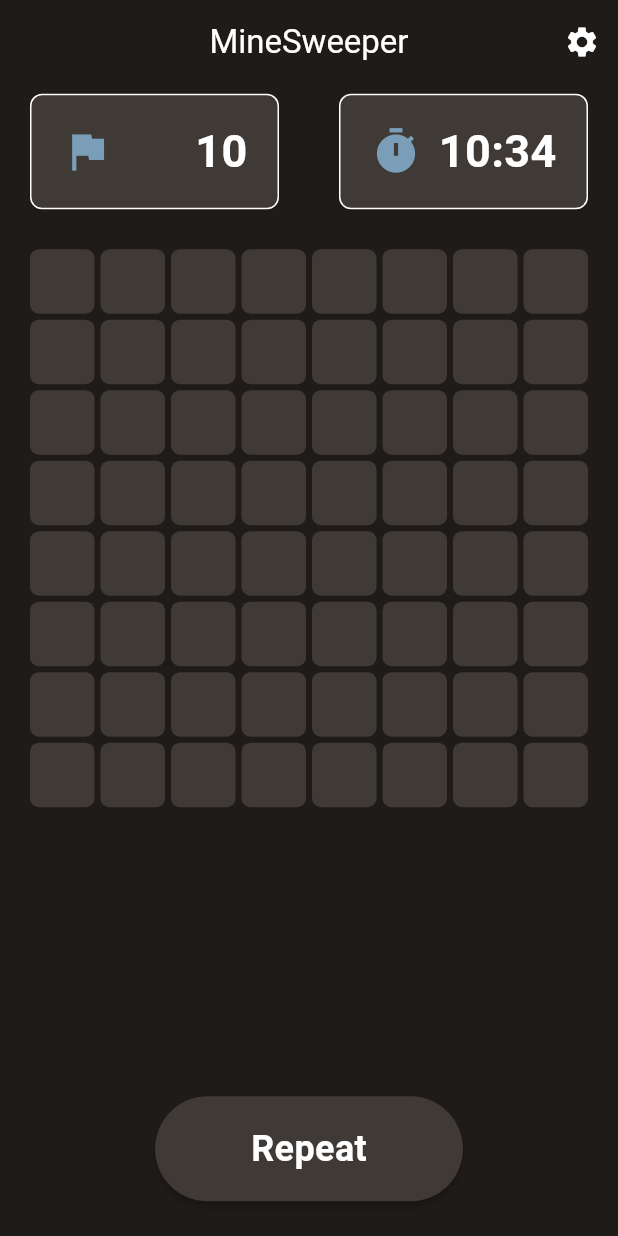
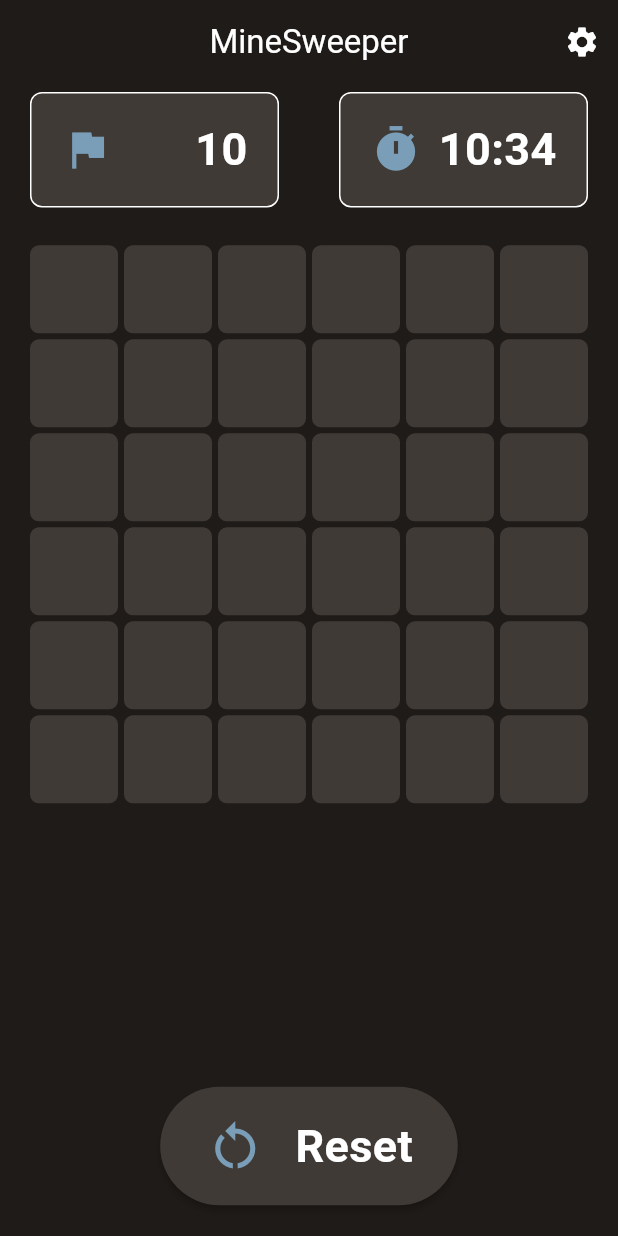
Before and after one commit to CSI-Trainee-2024/Task3_Naman_2312090, a Flutter app: the screen it shows after launch, on a phone screen of 412 x 824 dp. Run offline on Flutter 3.47's test engine with Material 3 defaults, Android fonts, the phone set to English and light mode, and no system bars.

Commit message:
chanding style of the button

```diff
--- a/lib/screens/Home_screen.dart
+++ b/lib/screens/Home_screen.dart
@@ -1,3 +1,5 @@
+// ignore_for_file: prefer_const_constructors, sort_child_properties_last, library_private_types_in_public_api
+
 import 'package:flutter/material.dart';
 import 'package:minesweeper/theme/colors.dart';
 import 'package:minesweeper/theme/titleData.dart';
@@ -133,15 +135,29 @@ class _HomeScreenState extends State<HomeScreen> {
               });
             },
             fillColor: AppColor.lightPrimaryColor,
-            child: Text(
-              "Repeat",
-              style: TextStyle(
-                  color: Colors.white,
-                  fontSize: 24.0,
-                  fontWeight: FontWeight.bold),
+            child: Row(
+              mainAxisAlignment: MainAxisAlignment.spaceEvenly,
+              mainAxisSize: MainAxisSize.min,
+              children: [
+                Icon(
+                  Icons.restart_alt,
+                  size: 40,
+                  color: AppColor.accentColor,
+                ),
+                SizedBox(
+                  width: 20,
+                ),
+                Text(
+                  "Reset",
+                  style: TextStyle(
+                      color: Colors.white,
+                      fontSize: 30.0,
+                      fontWeight: FontWeight.bold),
+                ),
+              ],
             ),
             shape: StadiumBorder(),
-            padding: EdgeInsets.symmetric(horizontal: 64.0, vertical: 18.0),
+            padding: EdgeInsets.symmetric(horizontal: 30.0, vertical: 18.0),
           ),
           SizedBox(
             height: 10.0,
--- a/lib/utilities/game_helper.dart
+++ b/lib/utilities/game_helper.dart
@@ -3,8 +3,8 @@ import 'dart:math';
 
 class MineSweeperGame {
   //game variables
-  static int row = 8;
-  static int col = 8;
+  static int row = 6;
+  static int col = 6;
   static int cell = row * col;
   bool gameOver = false;
   List<Cell> gameMap = [];
@@ -13,7 +13,7 @@ class MineSweeperGame {
 
 //function to generate a Map
   void generateMap() {
-    placeMines(20);
+    placeMines(10);
     for (int i = 0; i < row; i++) {
       for (int j = 0; j < col; j++) {
         gameMap.add(map[i][j]);
@@ -40,8 +40,8 @@ class MineSweeperGame {
 
 //function to show all hidden mines when loose
   void showMines() {
-    for (int i = 0; i <= row; i++) {
-      for (int j = 0; j <= col; j++) {
+    for (int i = 0; i < row; i++) {
+      for (int j = 0; j < col; j++) {
         if (map[i][j].content == "X") {
           map[i][j].reveal = true;
         }
@@ -61,8 +61,8 @@ class MineSweeperGame {
       int cellRow = cell.row;
       int cellCol = cell.col;
 
-      for (int i = max(cellRow - 1, 0); i <= min(cellRow + 1, row - 1); i++) {
-        for (int j = max(cellCol - 1, 0); j <= min(cellCol + 1, row - 1); j++) {
+      for (int i = max(cellRow - 1, 0); i < min(cellRow + 1, row - 1); i++) {
+        for (int j = max(cellCol - 1, 0); j < min(cellCol + 1, row - 1); j++) {
           if (map[i][j].content == "X") {
             mineCount++;
           }
@@ -73,7 +73,7 @@ class MineSweeperGame {
       cell.reveal = true;
       if (mineCount == 0) {
         //reveal all the adjacent cell until we get a number
-        for (int i = max(cellRow - 1, 0); i < -min(cellRow + 1, row - 1); i++) {
+        for (int i = max(cellRow - 1, 0); i < min(cellRow + 1, row - 1); i++) {
           for (int j = max(cellCol - 1, 0);
               j <= min(cellCol + 1, row - 1);
               j++) {
```
